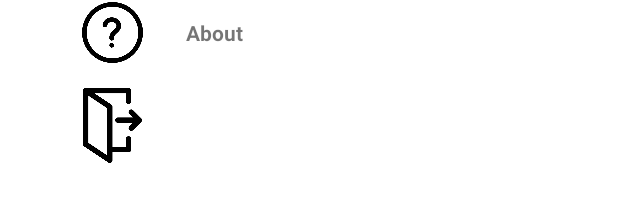
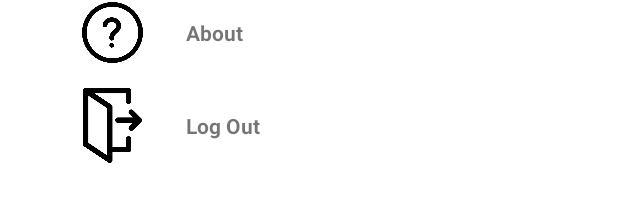
Before and after one commit to AdrielRpea/HealtyGreen, an Android app: the layout fragment_account.xml on its own in the app's theme, with its tools: preview values and no code run, on a phone screen of 412 x 824 dp. Shown: the part 782-984 px from the top of the screen. Run offline under Robolectric (Android 15) with nearby library versions, the phone set to English and light mode, and no system bars.

Commit message:
tambahan browsing

```diff
--- a/app/src/main/res/layout/fragment_account.xml
+++ b/app/src/main/res/layout/fragment_account.xml
@@ -185,6 +185,17 @@
         app:layout_constraintStart_toStartOf="parent"
         app:layout_constraintTop_toBottomOf="@+id/imageView6" />
 
-
+    <TextView
+        android:id="@+id/tv_logout"
+        android:layout_width="0dp"
+        android:layout_height="0dp"
+        android:text="Log Out"
+        android:paddingHorizontal="24dp"
+        android:gravity="center|start"
+        android:textStyle="bold"
+        app:layout_constraintBottom_toBottomOf="@+id/imageView7"
+        app:layout_constraintEnd_toEndOf="parent"
+        app:layout_constraintStart_toEndOf="@+id/imageView7"
+        app:layout_constraintTop_toTopOf="@+id/imageView7" />
 
 </androidx.constraintlayout.widget.ConstraintLayout>
```
Also changed, not shown: app/src/main/res/layout/item_laptop.xml (+1 -9 lines).
